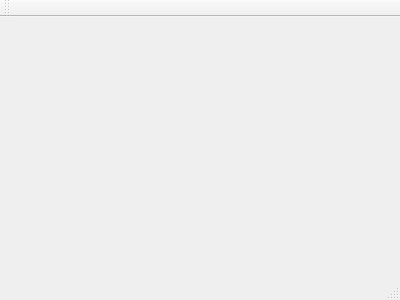
Above: Wifibot/mainwindow.ui from Luckiris/WifiBot before the change. Below: the same form after it.
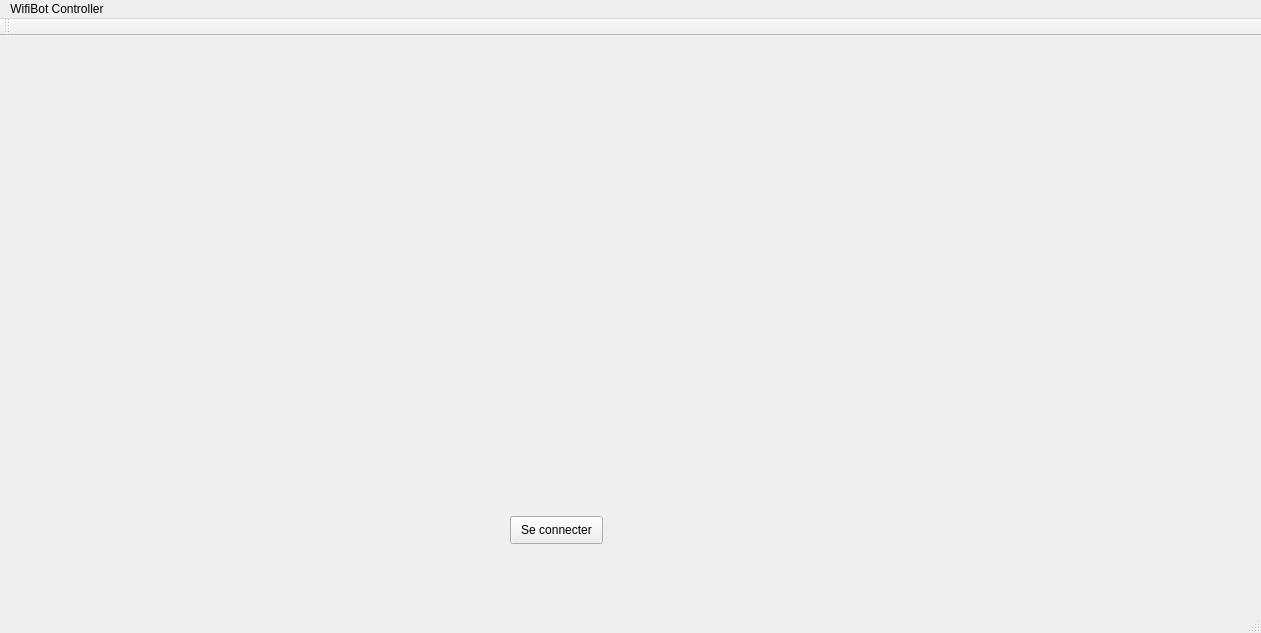
That is the form after the change.

```diff
--- a/Wifibot/mainwindow.ui
+++ b/Wifibot/mainwindow.ui
@@ -1,24 +1,59 @@
 <ui version="4.0">
  <class>MainWindow</class>
- <widget class="QMainWindow" name="MainWindow" >
-  <property name="geometry" >
+ <widget class="QMainWindow" name="MainWindow">
+  <property name="geometry">
    <rect>
     <x>0</x>
     <y>0</y>
-    <width>400</width>
-    <height>300</height>
+    <width>1261</width>
+    <height>633</height>
    </rect>
   </property>
   <property name="windowTitle" >
    <string>MainWindow</string>
   </property>
-  <widget class="QMenuBar" name="menuBar" />
-  <widget class="QToolBar" name="mainToolBar" />
-  <widget class="QWidget" name="centralWidget" />
-  <widget class="QStatusBar" name="statusBar" />
+  <widget class="QWidget" name="centralWidget">
+   <widget class="QPushButton" name="buttonConnect">
+    <property name="geometry">
+     <rect>
+      <x>510</x>
+      <y>480</y>
+      <width>93</width>
+      <height>28</height>
+     </rect>
+    </property>
+    <property name="text">
+     <string>Se connecter</string>
+    </property>
+   </widget>
+  </widget>
+  <widget class="QMenuBar" name="menuBar">
+   <property name="geometry">
+    <rect>
+     <x>0</x>
+     <y>0</y>
+     <width>1261</width>
+     <height>26</height>
+    </rect>
+   </property>
+   <widget class="QMenu" name="menuWifiBot_Controller">
+    <property name="title">
+     <string>WifiBot Controller</string>
+    </property>
+   </widget>
+   <addaction name="menuWifiBot_Controller"/>
+  </widget>
+  <widget class="QToolBar" name="mainToolBar">
+   <attribute name="toolBarArea">
+    <enum>TopToolBarArea</enum>
+   </attribute>
+   <attribute name="toolBarBreak">
+    <bool>false</bool>
+   </attribute>
+  </widget>
+  <widget class="QStatusBar" name="statusBar"/>
  </widget>
- <layoutDefault spacing="6" margin="11" />
- <pixmapfunction></pixmapfunction>
+ <layoutdefault spacing="6" margin="11"/>
  <resources/>
  <connections/>
 </ui>
```
Left out of the diff: 3 changed lines with no effect on the pictures.
